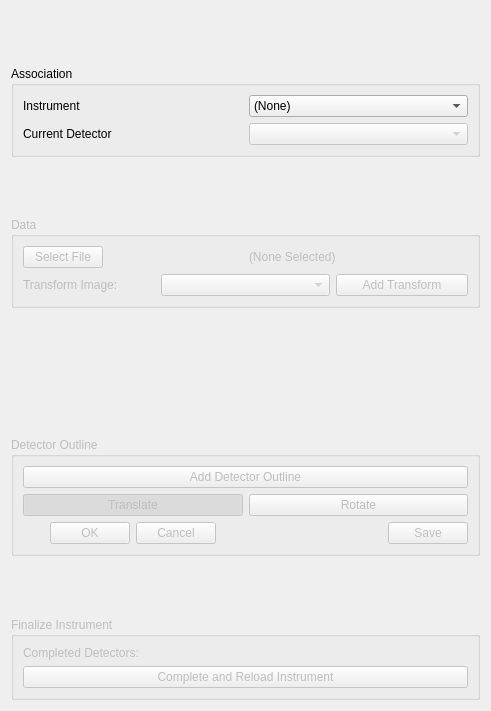
Before: the Qt Designer form hexrd/ui/resources/ui/import_data_panel.ui in HEXRD/hexrdgui, drawn with Qt 5.
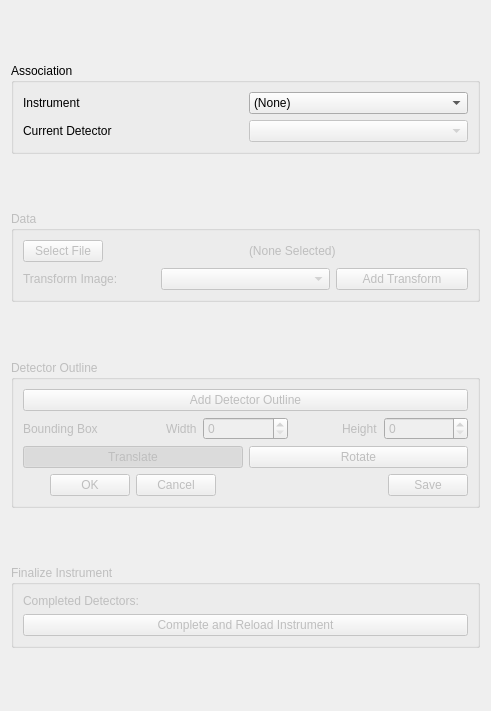
After: the same form once the commit is applied.

Commit message: Add widgets to allow editing of bounding box

```diff
--- a/hexrd/ui/resources/ui/import_data_panel.ui
+++ b/hexrd/ui/resources/ui/import_data_panel.ui
@@ -15,7 +15,7 @@
   </property>
   <layout class="QVBoxLayout" name="verticalLayout_3">
    <item>
-    <spacer name="verticalSpacer_4">
+    <spacer name="verticalSpacer">
      <property name="orientation">
       <enum>Qt::Vertical</enum>
      </property>
@@ -206,14 +206,14 @@
     </widget>
    </item>
    <item>
-    <spacer name="verticalSpacer">
+    <spacer name="verticalSpacer_3">
      <property name="orientation">
       <enum>Qt::Vertical</enum>
      </property>
      <property name="sizeHint" stdset="0">
       <size>
        <width>20</width>
-       <height>123</height>
+       <height>40</height>
       </size>
      </property>
     </spacer>
@@ -234,6 +234,54 @@
         </property>
        </widget>
       </item>
+      <item>
+       <layout class="QHBoxLayout" name="horizontalLayout_4">
+        <item>
+         <widget class="QLabel" name="bb_label">
+          <property name="enabled">
+           <bool>false</bool>
+          </property>
+          <property name="text">
+           <string>Bounding Box</string>
+          </property>
+         </widget>
+        </item>
+        <item alignment="Qt::AlignRight">
+         <widget class="QLabel" name="width_label">
+          <property name="enabled">
+           <bool>false</bool>
+          </property>
+          <property name="text">
+           <string>Width</string>
+          </property>
+         </widget>
+        </item>
+        <item>
+         <widget class="QSpinBox" name="bb_width">
+          <property name="enabled">
+           <bool>false</bool>
+          </property>
+         </widget>
+        </item>
+        <item alignment="Qt::AlignRight">
+         <widget class="QLabel" name="height_label">
+          <property name="enabled">
+           <bool>false</bool>
+          </property>
+          <property name="text">
+           <string>Height</string>
+          </property>
+         </widget>
+        </item>
+        <item>
+         <widget class="QSpinBox" name="bb_height">
+          <property name="enabled">
+           <bool>false</bool>
+          </property>
+         </widget>
+        </item>
+       </layout>
+      </item>
       <item>
        <layout class="QHBoxLayout" name="horizontalLayout_9">
         <item>
@@ -307,7 +355,7 @@
     </widget>
    </item>
    <item>
-    <spacer name="verticalSpacer_3">
+    <spacer name="verticalSpacer_4">
      <property name="orientation">
       <enum>Qt::Vertical</enum>
      </property>
@@ -365,6 +413,19 @@
      </layout>
     </widget>
    </item>
+   <item>
+    <spacer name="verticalSpacer_5">
+     <property name="orientation">
+      <enum>Qt::Vertical</enum>
+     </property>
+     <property name="sizeHint" stdset="0">
+      <size>
+       <width>20</width>
+       <height>40</height>
+      </size>
+     </property>
+    </spacer>
+   </item>
   </layout>
  </widget>
  <resources/>
```
